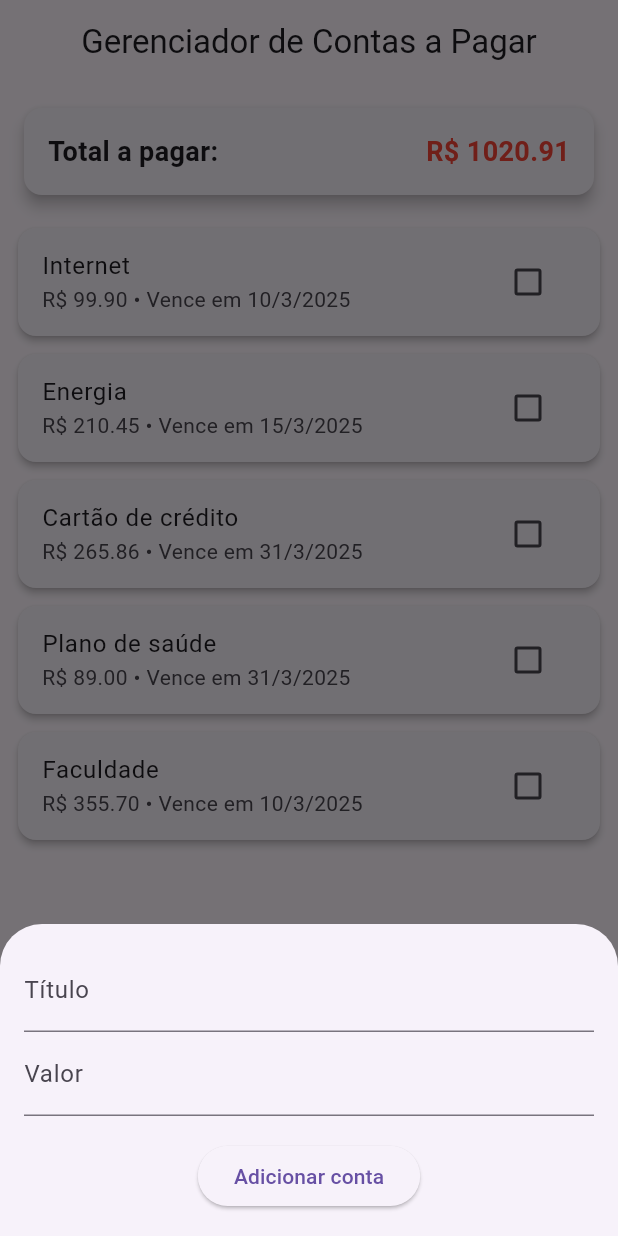
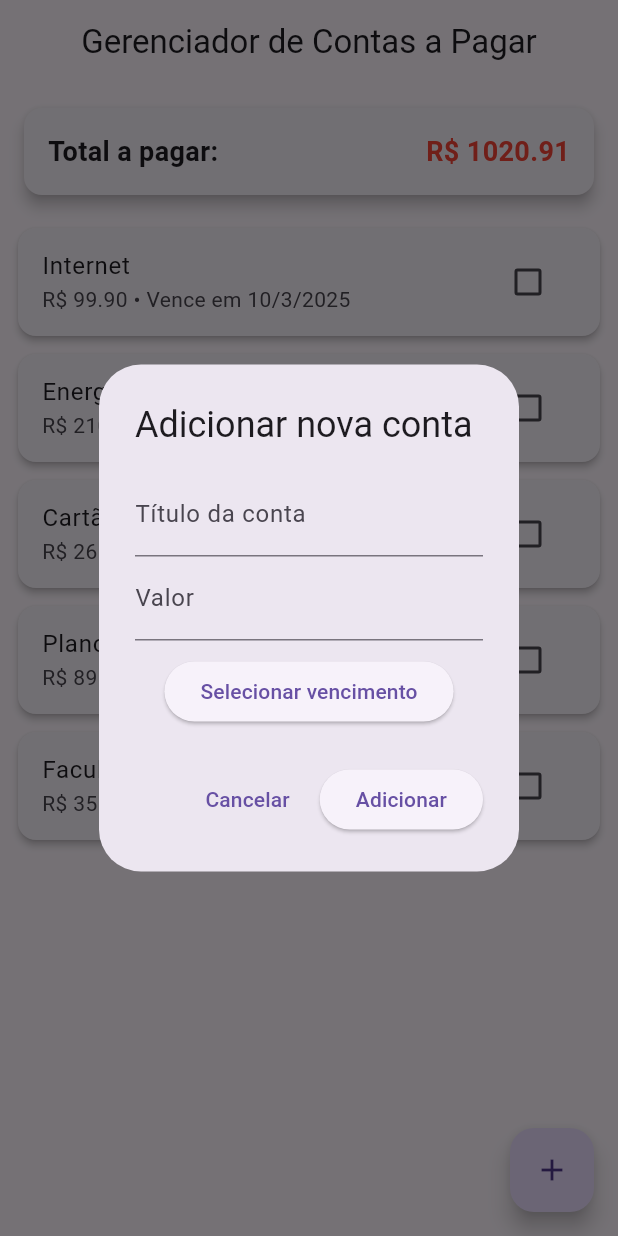
Before and after one commit to Abilio-Batista/Projeto-pratico, a Flutter app: the screen it shows after launch, after a tap on the "add" icon, on a phone screen of 412 x 824 dp. Run offline on Flutter 3.47's test engine with Material 3 defaults, Android fonts, the phone set to English and light mode, and no system bars.

Commit message:
atualização da criação de novas contas no home_page

```diff
--- a/lib/home_page.dart
+++ b/lib/home_page.dart
@@ -30,59 +30,83 @@ class _HomePageState extends State<HomePage> {
     });
   }
 
-  void adicionarConta(String titulo, double valor, DateTime venc) {
-    setState(() {
-      contas.add(Conta(titulo: titulo, valor: valor, vencimento: venc));
-    });
-  }
+  void adicionarConta() {
+    final tituloController = TextEditingController();
+    final valorController = TextEditingController();
+    DateTime? dataSelecionada;
 
-  void abrirModalAdicionarConta() {
-    String titulo = "";
-    String valorTexto = "";
-    DateTime venc = DateTime.now();
-
-    showModalBottomSheet(
+    showDialog(
       context: context,
-      isScrollControlled: true,
       builder: (context) {
-        return Padding(
-          padding: EdgeInsets.only(
-            bottom: MediaQuery.of(context).viewInsets.bottom,
-            left: 16,
-            right: 16,
-            top: 16,
-          ),
-          child: Column(
+        return AlertDialog(
+          title: const Text("Adicionar nova conta"),
+          content: Column(
             mainAxisSize: MainAxisSize.min,
             children: [
               TextField(
-                decoration: const InputDecoration(labelText: "Título"),
-                onChanged: (v) => titulo = v,
+                controller: tituloController,
+                decoration: const InputDecoration(labelText: "Título da conta"),
               ),
+
               TextField(
+                controller: valorController,
                 decoration: const InputDecoration(labelText: "Valor"),
                 keyboardType: TextInputType.number,
-                onChanged: (v) => valorTexto = v,
               ),
-              const SizedBox(height: 16),
+
+              const SizedBox(height: 10),
+
               ElevatedButton(
-                onPressed: () {
-                  adicionarConta(
-                    titulo,
-                    double.tryParse(valorTexto) ?? 0.0,
-                    venc,
+                onPressed: () async {
+                  DateTime? escolhida = await showDatePicker(
+                    context: context,
+                    initialDate: DateTime.now(),
+                    firstDate: DateTime(2020),
+                    lastDate: DateTime(2030),
                   );
-                  Navigator.pop(context);
+
+                  if (escolhida != null) {
+                    dataSelecionada = escolhida;
+                  }
                 },
-                child: const Text("Adicionar conta"),
+                child: const Text("Selecionar vencimento"),
               ),
-              const SizedBox(height: 16),
             ],
           ),
+          actions: [
+            TextButton(
+              onPressed: () => Navigator.pop(context),
+              child: const Text("Cancelar"),
+            ),
+            ElevatedButton(
+              onPressed: () {
+                if (tituloController.text.isEmpty ||
+                    valorController.text.isEmpty ||
+                    dataSelecionada == null) {
+                  return;
+                }
+
+
+                setState(() {
+                  contas.add(
+                    Conta(
+                      titulo: tituloController.text,
+                      valor: double.parse(valorController.text),
+                      vencimento: dataSelecionada!,
+                    ),
+                  );
+                });
+
+                Navigator.pop(context);
+              },
+              child: const Text("Adicionar"),
+            ),
+          ],
         );
       },
     );
   }
+
 
   @override
   Widget build(BuildContext context) {
@@ -93,7 +117,7 @@ class _HomePageState extends State<HomePage> {
       ),
 
       floatingActionButton: FloatingActionButton(
-        onPressed: abrirModalAdicionarConta,
+        onPressed: adicionarConta,
         child: const Icon(Icons.add),
       ),
 
```
